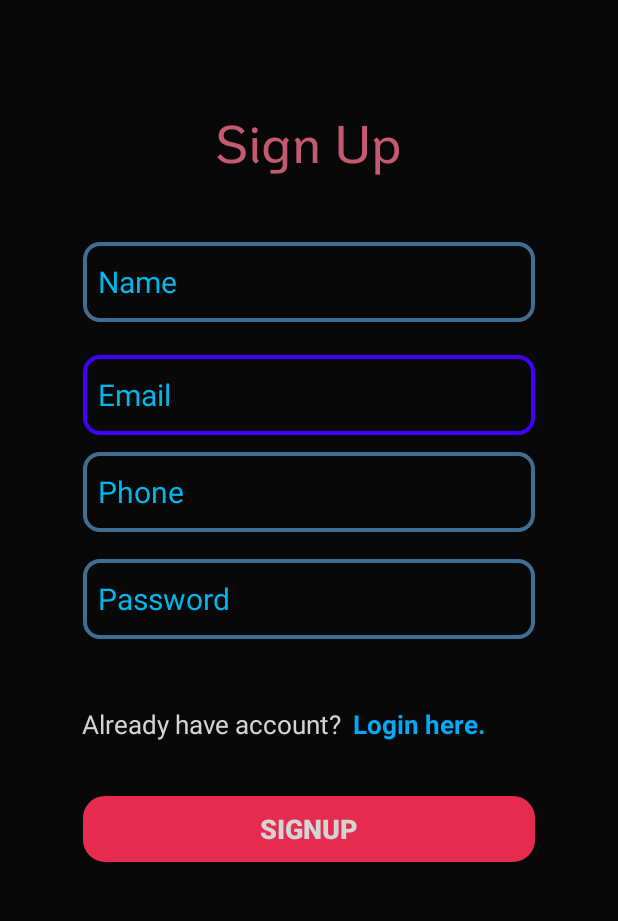
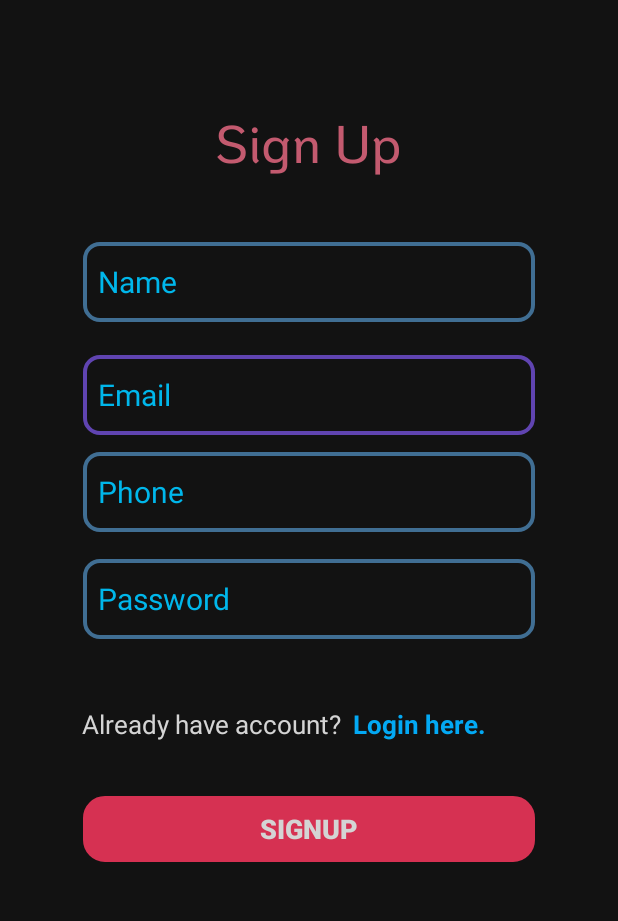
Before and after one commit to KhyatiVyas13/DE_HealthyMe, an Android app: the screen it shows after launch (SignUpActivity), after a tap on "SignUp here.", on a phone screen of 412 x 824 dp, the part 76-997 px from its top. Run offline under Robolectric (Android 15) with nearby library versions, the phone set to English and light mode, and no system bars; our stand-ins replace Firebase (no records; nobody signed in at launch, a user with empty details on screens opened directly); Roboto replaces fonts that are not available here; 2 other taps on this screen came first.

Commit message:
Minor color changes and add an card for Health advice

```diff
--- a/app/src/main/res/drawable/custom_edit_text.xml
+++ b/app/src/main/res/drawable/custom_edit_text.xml
@@ -4,7 +4,7 @@
     <item android:state_enabled="true" android:state_focused="true">
         <shape android:shape="rectangle">
             <corners android:radius="10sp"/>
-            <stroke android:color="@color/secondary" android:width="2.5dp"/>
+            <stroke android:color="#6044B1" android:width="2.5dp"/>
         </shape>
     </item>
 
--- a/app/src/main/res/drawable/login_button_radius.xml
+++ b/app/src/main/res/drawable/login_button_radius.xml
@@ -4,7 +4,7 @@
     <item android:state_enabled="true">
         <shape android:shape="rectangle">
             <corners android:radius="2sp"/>
-            <stroke android:color="@color/Actions" android:width="25sp"/>
+            <stroke android:color="#D63152" android:width="25sp"/>
         </shape>
 
 
--- a/app/src/main/res/layout/activity_home.xml
+++ b/app/src/main/res/layout/activity_home.xml
@@ -5,7 +5,7 @@
     android:layout_width="match_parent"
     android:layout_height="match_parent"
     tools:context=".HomeActivity"
-    android:background="#151515">
+    android:background="#121212">
 
     <com.shrikanthravi.customnavigationdrawer2.widget.SNavigationDrawer
         android:id="@+id/navDrawer"
--- a/app/src/main/res/layout/activity_main.xml
+++ b/app/src/main/res/layout/activity_main.xml
@@ -4,7 +4,7 @@
     xmlns:tools="http://schemas.android.com/tools"
     android:layout_width="match_parent"
     android:layout_height="match_parent"
-    android:background="#080808"
+    android:background="#121212"
     tools:context=".MainActivity">
 
     <TextView
--- a/app/src/main/res/layout/activity_sign_up.xml
+++ b/app/src/main/res/layout/activity_sign_up.xml
@@ -5,7 +5,7 @@
     android:layout_width="match_parent"
     android:layout_height="match_parent"
     tools:context=".SignUpActivity"
-    android:background="@color/colorPrimary">
+    android:background="#121212">
 
 
         <LinearLayout
--- a/app/src/main/res/layout/fragment_home.xml
+++ b/app/src/main/res/layout/fragment_home.xml
@@ -4,7 +4,7 @@
     android:layout_width="match_parent"
     android:layout_height="match_parent"
     tools:context=".HomeFragment"
-    android:background="@color/colorPrimary">
+    android:background="#121212">
 
     <FrameLayout
         android:layout_width="match_parent"
--- a/app/src/main/res/layout/fragment_saved_reports.xml
+++ b/app/src/main/res/layout/fragment_saved_reports.xml
@@ -4,7 +4,7 @@
     android:layout_width="match_parent"
     android:layout_height="match_parent"
     tools:context=".SavedReportsFragment"
-    android:background="@color/Actions">
+    android:background="#121212">
 
     <androidx.recyclerview.widget.RecyclerView
         android:id="@+id/recyclerView"
```
Also changed, not shown: app/src/main/java/c/njk/demo/HomeFragment.java (+7 -2 lines), app/src/main/res/drawable/ic_savereport.xml (added, +19 -0 lines).
